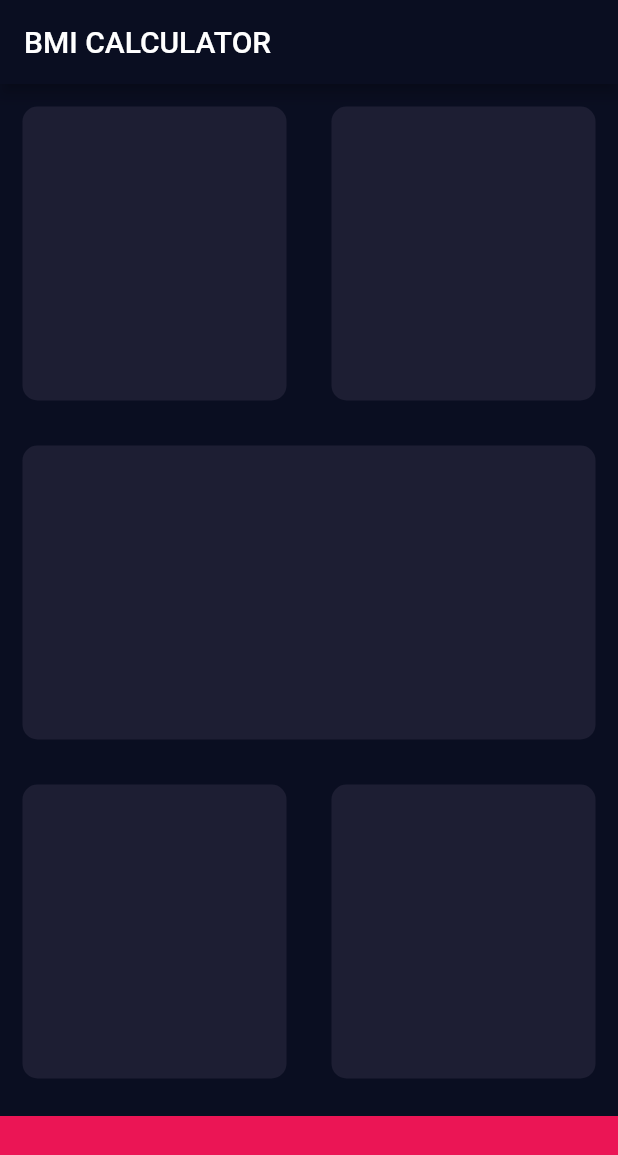
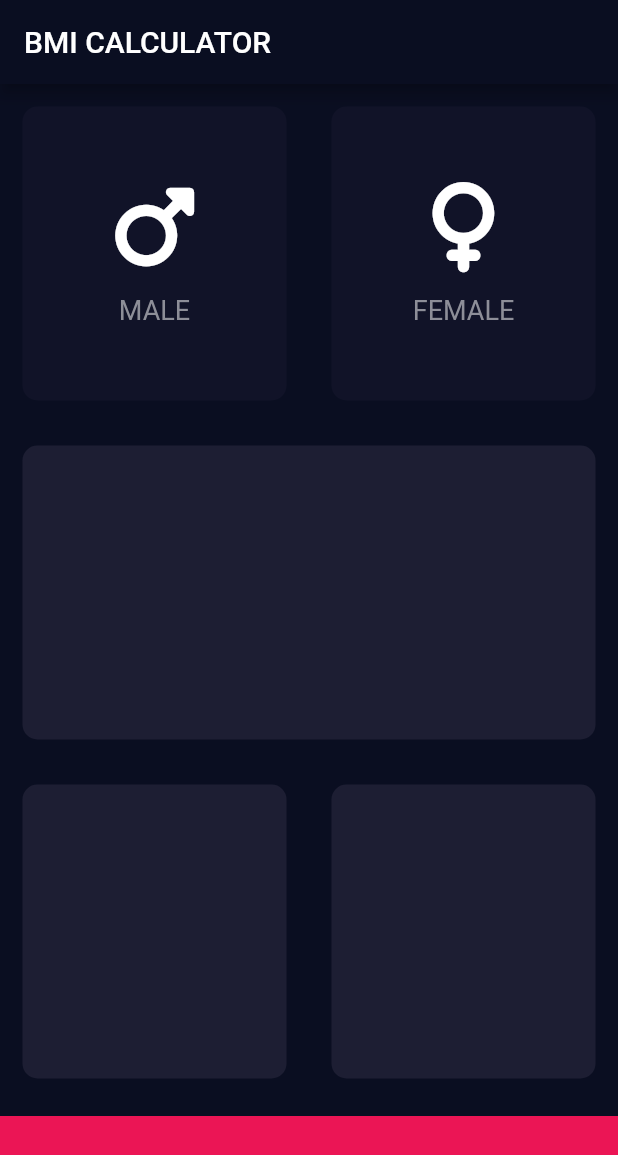
Before and after one commit to panhwersadaqat/Flutter-BMI-Calculator, a Flutter app: the screen it shows after launch, on a phone screen of 412 x 824 dp. Shown: the top 1155 px of the screen. Run offline on Flutter 3.47's test engine with Material 2 defaults, Android fonts, the phone set to English and light mode, and no system bars; our stand-ins replace font_awesome_flutter.

Commit message:
worked on UI

```diff
--- /dev/null
+++ b/lib/icon_content.dart
@@ -0,0 +1,35 @@
+import 'package:flutter/material.dart';
+
+const textColor = Color(0xFF8D8E98);
+const labelTextStyle = TextStyle(
+color: textColor,
+fontSize: 18.0
+);
+
+class IconContent extends StatelessWidget {
+  IconContent({required this.text, required this.icon});
+
+  final String text;
+  final IconData icon;
+
+  @override
+  Widget build(BuildContext context) {
+    return Column(
+      mainAxisAlignment: MainAxisAlignment.center,
+      children:  <Widget>[
+        Icon(
+          icon,
+          size: 60.0,
+          color: Colors.white,
+        ),
+        const SizedBox(
+          height: 15.0,
+        ),
+        Text(
+          text,
+          style: labelTextStyle,
+        )
+      ],
+    );
+  }
+}
--- a/lib/input_page.dart
+++ b/lib/input_page.dart
@@ -1,9 +1,12 @@
 import 'package:flutter/material.dart';
+import 'package:font_awesome_flutter/font_awesome_flutter.dart';
+import 'reusable_card.dart';
+import 'icon_content.dart';
 
 const bottomContainerHeight = 80.0;
-const cardActiveColor = Color(0xFF1D1E33);
+const activeCardColor = Color(0xFF1D1E33);
+const inActiveCardColor = Color(0xFF111328);
 const bottomContainerColor = Color(0xFFEB1555);
-
 
 class InputPage extends StatefulWidget {
   @override
@@ -11,6 +14,31 @@ class InputPage extends StatefulWidget {
 }
 
 class _InputPageState extends State<InputPage> {
+
+  Color maleCardColor = inActiveCardColor;
+  Color femaleCardColor = inActiveCardColor;
+  // 1 = male, 0 = female
+  void updateColor(int gender) {
+    if(gender == 1) {
+      if(maleCardColor == inActiveCardColor) {
+        maleCardColor = activeCardColor;
+        femaleCardColor = inActiveCardColor;
+      }else {
+        maleCardColor = inActiveCardColor;
+      }
+    }
+
+    if(gender == 0) {
+      if(femaleCardColor == inActiveCardColor) {
+      femaleCardColor = activeCardColor;
+      maleCardColor = inActiveCardColor;
+      }else{
+      femaleCardColor = inActiveCardColor;
+      }
+    }
+  }
+
+
   @override
   Widget build(BuildContext context) {
     return Scaffold(
@@ -22,32 +50,48 @@ class _InputPageState extends State<InputPage> {
           Expanded(child: Row(
             children:  <Widget>[
               Expanded(
-                  child: ReusableCard(
-                   cardActiveColor,
+                  child: GestureDetector(
+                    onTap: () {
+                      setState(() {
+                        updateColor(1);
+                      });
+                    },
+                    child: ReusableCard(
+                        maleCardColor,
+                        IconContent(text:'MALE',icon: FontAwesomeIcons.mars)
+                    ),
                   )
               ),
-              Expanded
-                (child: ReusableCard(
-                 cardActiveColor
-              )
+              Expanded(
+                  child: GestureDetector(
+                    onTap: () {
+                      setState(() {
+                        updateColor(0);
+                      });
+                    },
+                    child: ReusableCard(
+                        femaleCardColor,
+                        IconContent(text:'FEMALE',icon: FontAwesomeIcons.venus)
+              ),
+                  )
               )
             ],
           )),
             Expanded(
               child: ReusableCard(
-                 cardActiveColor
+                  activeCardColor
               )
           ),
           Expanded(child: Row(
             children: <Widget> [
               Expanded(
                   child: ReusableCard(
-                      cardActiveColor
+                      activeCardColor
                   )
               ),
               Expanded(
                   child: ReusableCard(
-                     cardActiveColor
+                      activeCardColor
                   )
               )
             ],
@@ -63,23 +107,3 @@ class _InputPageState extends State<InputPage> {
     );
   }
 }
-
-class ReusableCard extends StatelessWidget {
-
-
-  ReusableCard(this.color,[this.childCard]);
-
-  final Color color;
-  Widget? childCard;
-
-  @override
-  Widget build(BuildContext context) {
-    return Container(
-      margin: const EdgeInsets.all(15.0),
-      decoration:  BoxDecoration(
-        color:  color,
-        borderRadius: BorderRadius.circular(10.0),
-      ),
-    );
-  }
-}
--- /dev/null
+++ b/lib/reusable_card.dart
@@ -0,0 +1,21 @@
+import 'package:flutter/material.dart';
+
+class ReusableCard extends StatelessWidget {
+
+  ReusableCard(this.color,[this.childCard]);
+
+  final Color color;
+  Widget? childCard;
+
+  @override
+  Widget build(BuildContext context) {
+    return Container(
+      margin: const EdgeInsets.all(15.0),
+      decoration:  BoxDecoration(
+        color:  color,
+        borderRadius: BorderRadius.circular(10.0),
+      ),
+      child: childCard,
+    );
+  }
+}
```
Also changed, not shown: pubspec.yaml (+5 -60 lines), pubspec.lock.
